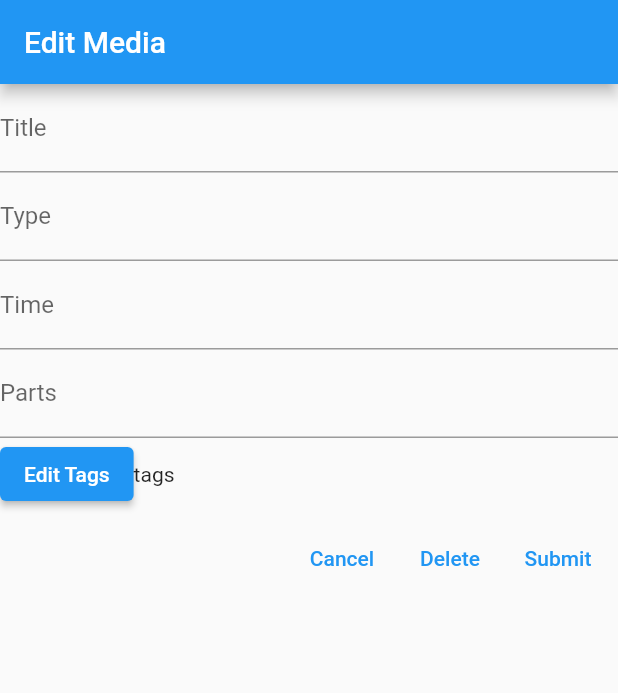
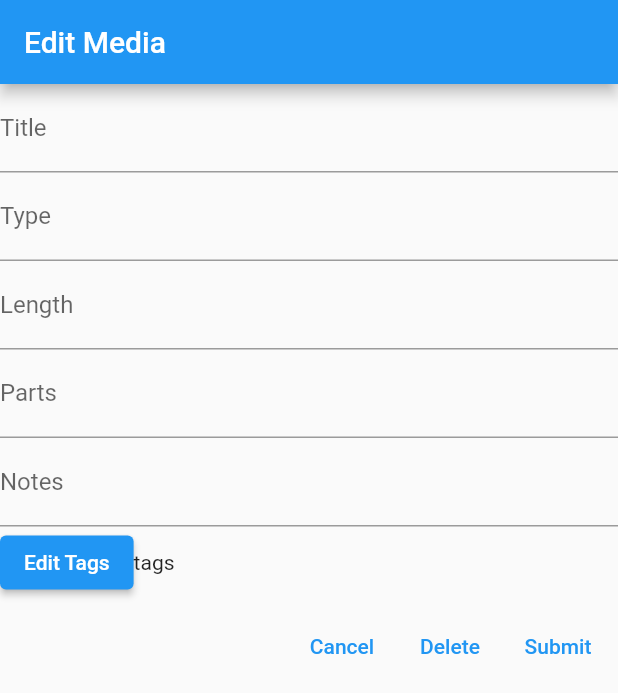
Before and after one commit to faithcoslett/tag-team, a Flutter app: the screen it shows after launch, after a tap on the "edit" icon, on a phone screen of 412 x 824 dp. Shown: the top 693 px of the screen. Run offline on Flutter 3.47's test engine with Material 2 defaults, Android fonts, the phone set to English and light mode, and no system bars; our stand-ins replace isar; accounts and stored records are empty; generated files the repository leaves out were written again.

Commit message:
Add Length and Notes field to edit/add forms

```diff
--- a/code/tagteam/lib/main.dart
+++ b/code/tagteam/lib/main.dart
@@ -166,12 +166,15 @@ class _AddMediaState extends State<AddMedia> {
                     controller: controllerType,
                   ),
                   TextFormField(
-                    decoration: InputDecoration(labelText: 'Time'),
+                    decoration: InputDecoration(labelText: 'Length'),
                     controller: controllerTime,
                   ),
                   TextFormField(
                     decoration: InputDecoration(labelText: 'Parts'),
                     controller: controllerParts,
+                  ),
+                  TextFormField(
+                    decoration: InputDecoration(labelText: 'Notes'),
                   ),
                   Row(children: [
                     ElevatedButton(
@@ -225,10 +228,13 @@ class _EditMediaState extends State<EditMedia> {
                     decoration: InputDecoration(labelText: 'Type'),
                   ),
                   TextFormField(
-                    decoration: InputDecoration(labelText: 'Time'),
+                    decoration: InputDecoration(labelText: 'Length'),
                   ),
                   TextFormField(
                     decoration: InputDecoration(labelText: 'Parts'),
+                  ),
+                  TextFormField(
+                    decoration: InputDecoration(labelText: 'Notes'),
                   ),
                   Row(children: [
                     ElevatedButton(
```
